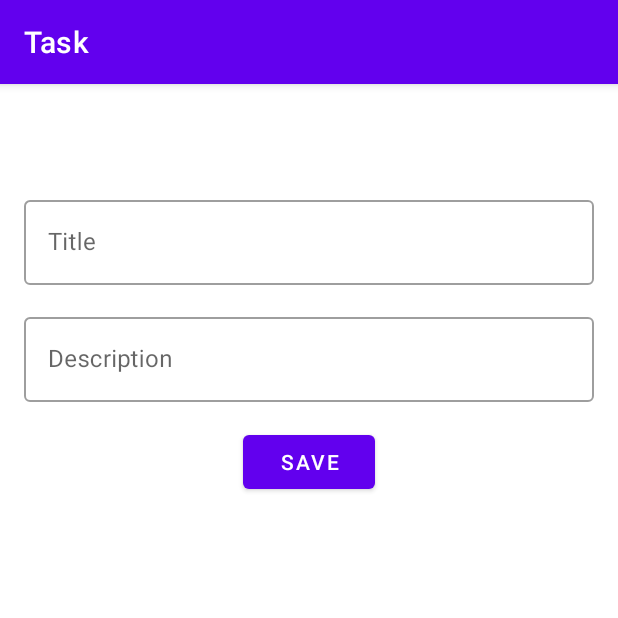
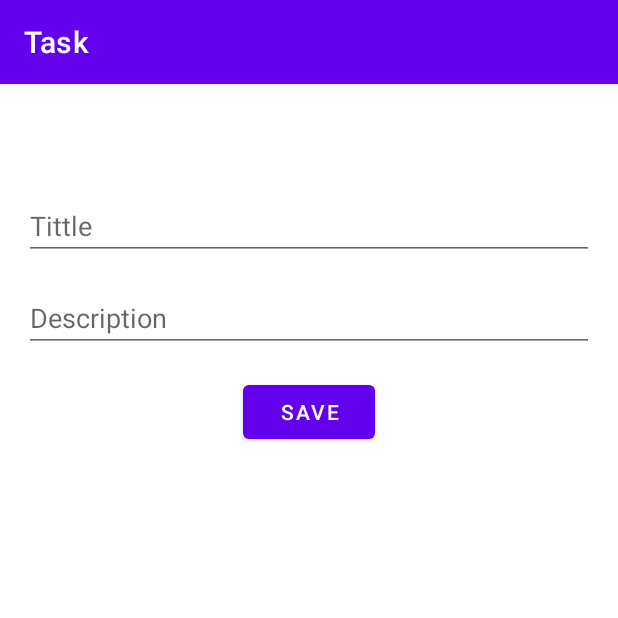
Before and after one commit to Max-129/MyAppBMS, an Android app: the TaskFragment screen opened through its navigation route, on a phone screen of 412 x 824 dp, the top half of it. Run offline under Robolectric (Android 15) with nearby library versions, the phone set to English and light mode, and no system bars; our stand-ins replace Picasso, navigation-ui; pictures from the network do not load.

Commit message:
ClassWork #2

```diff
--- a/app/src/main/AndroidManifest.xml
+++ b/app/src/main/AndroidManifest.xml
@@ -2,6 +2,7 @@
 <manifest xmlns:android="http://schemas.android.com/apk/res/android"
     xmlns:tools="http://schemas.android.com/tools"
     package="com.example.myappbms">
+    <uses-permission android:name="android.permission.INTERNET"/>
 
     <application
         android:allowBackup="true"
--- a/app/src/main/java/com/example/myappbms/MainActivity.kt
+++ b/app/src/main/java/com/example/myappbms/MainActivity.kt
@@ -10,11 +10,14 @@ import androidx.navigation.ui.AppBarConfiguration
 import androidx.navigation.ui.setupActionBarWithNavController
 import androidx.navigation.ui.setupWithNavController
 import com.example.myappbms.databinding.ActivityMainBinding
+import com.example.myappbms.taskmanager.data.local.Pref
+import com.example.myappbms.ui.home.HomeFragment
 import com.google.android.material.bottomnavigation.BottomNavigationView
 
 class MainActivity : AppCompatActivity() {
 
     private lateinit var binding: ActivityMainBinding
+    private lateinit var pref: Pref
 
     override fun onCreate(savedInstanceState: Bundle?) {
         super.onCreate(savedInstanceState)
@@ -22,11 +25,15 @@ class MainActivity : AppCompatActivity() {
         binding = ActivityMainBinding.inflate(layoutInflater)
         setContentView(binding.root)
 
+        pref = Pref(this)
         val navView: BottomNavigationView = binding.navView
 
         val navController = findNavController(R.id.nav_host_fragment_activity_main)
-        // Passing each menu ID as a set of Ids because each
-        // menu should be considered as top level destinations.
+        navController.navigate(R.id.onBoardFragment)
+
+//        if (!pref.isUserSeen())
+//            navController.navigate(HomeFragmentDirections.actionNavigateHomeToOnBoardingFragment())
+
         val appBarConfiguration = AppBarConfiguration(
             setOf(
                 R.id.navigation_home,
--- /dev/null
+++ b/app/src/main/java/com/example/myappbms/taskmanager/data/local/Pref.kt
@@ -0,0 +1,16 @@
+package com.example.myappbms.taskmanager.data.local
+
+import android.content.Context
+import android.content.Context.MODE_PRIVATE
+
+class Pref(context: Context) {
+    private val pref = context.getSharedPreferences(PREF_NAME, MODE_PRIVATE)
+    fun isUserSeen(): Boolean {
+        return pref.getBoolean(SEEN_KEY, false)
+    }
+
+    companion object {
+        const val PREF_NAME = "pref.task"
+        const val SEEN_KEY = "seen.key"
+    }
+}
--- /dev/null
+++ b/app/src/main/java/com/example/myappbms/taskmanager/model/OnBoarding.kt
@@ -0,0 +1,7 @@
+package com.example.myappbms.taskmanager.model
+
+data class OnBoarding(
+    var title: String?=null,
+    var desc: String?=null,
+    var img: String?=null
+)
--- a/app/src/main/java/com/example/myappbms/model/Task.kt
+++ b/app/src/main/java/com/example/myappbms/taskmanager/model/Task.kt
@@ -1,4 +1,4 @@
-package com.example.myappbms.model
+package com.example.myappbms.taskmanager.model
 
 data class Task(
     var title:String? = null,
--- /dev/null
+++ b/app/src/main/java/com/example/myappbms/taskmanager/utils/Exception.kt
@@ -0,0 +1,9 @@
+package com.example.myappbms.taskmanager.utils
+
+import android.widget.ImageView
+import com.squareup.picasso.Picasso
+
+fun ImageView.loadImage(url:String){
+    Picasso.get().load(url).into(this);
+
+}
--- a/app/src/main/java/com/example/myappbms/ui/home/HomeFragment.kt
+++ b/app/src/main/java/com/example/myappbms/ui/home/HomeFragment.kt
@@ -4,39 +4,49 @@ import android.os.Bundle
 import android.view.LayoutInflater
 import android.view.View
 import android.view.ViewGroup
-import android.widget.TextView
 import androidx.fragment.app.Fragment
-import androidx.lifecycle.ViewModelProvider
+import androidx.fragment.app.setFragmentResultListener
+import androidx.navigation.fragment.findNavController
+import com.example.myappbms.R
 import com.example.myappbms.databinding.FragmentHomeBinding
+import com.example.myappbms.taskmanager.model.Task
+import com.example.myappbms.ui.home.adapter.TaskAdapter
 
 class HomeFragment : Fragment() {
 
     private var _binding: FragmentHomeBinding? = null
+    private val binding get() = _binding!!
+    private lateinit var adapter: TaskAdapter
 
-    // This property is only valid between onCreateView and
-    // onDestroyView.
-    private val binding get() = _binding!!
+    override fun onCreate(savedInstanceState: Bundle?) {
+        super.onCreate(savedInstanceState)
+        adapter = TaskAdapter()
+
+    }
 
     override fun onCreateView(
         inflater: LayoutInflater,
         container: ViewGroup?,
         savedInstanceState: Bundle?
     ): View {
-        val homeViewModel =
-            ViewModelProvider(this).get(HomeViewModel::class.java)
-
         _binding = FragmentHomeBinding.inflate(inflater, container, false)
-        val root: View = binding.root
-
-        val textView: TextView = binding.textHome
-        homeViewModel.text.observe(viewLifecycleOwner) {
-            textView.text = it
-        }
-        return root
+        return binding.root
     }
 
-    override fun onDestroyView() {
-        super.onDestroyView()
-        _binding = null
+    override fun onViewCreated(view: View, savedInstanceState: Bundle?) {
+        super.onViewCreated(view, savedInstanceState)
+        binding.fab.setOnClickListener {
+            findNavController().navigate(R.id.taskFragment)
+        }
+        setFragmentResultListener(RESULT_KEY) { key, bundle ->
+            val result = bundle.getSerializable(TASK_KEY) as Task
+            adapter.addTask(result)
+        }
+        binding.recyclerView.adapter = adapter
+    }
+
+    companion object {
+        const val RESULT_KEY = "request key"
+        const val TASK_KEY = "task key"
     }
 }
--- a/app/src/main/java/com/example/myappbms/ui/home/HomeViewModel.kt
+++ /dev/null
@@ -1,13 +0,0 @@
-package com.example.myappbms.ui.home
-
-import androidx.lifecycle.LiveData
-import androidx.lifecycle.MutableLiveData
-import androidx.lifecycle.ViewModel
-
-class HomeViewModel : ViewModel() {
-
-    private val _text = MutableLiveData<String>().apply {
-        value = "This is home Fragment"
-    }
-    val text: LiveData<String> = _text
-}
--- /dev/null
+++ b/app/src/main/java/com/example/myappbms/ui/onboarding/OnBoardFragment.kt
@@ -0,0 +1,29 @@
+package com.example.myappbms.ui.onboarding
+
+import android.os.Bundle
+import androidx.fragment.app.Fragment
+import android.view.LayoutInflater
+import android.view.View
+import android.view.ViewGroup
+import com.example.myappbms.R
+import com.example.myappbms.databinding.FragmentOnBoardBinding
+import com.example.myappbms.ui.onboarding.adapter.OnBoardAdapter
+
+class OnBoardFragment : Fragment() {
+    private lateinit var binding: FragmentOnBoardBinding
+    override fun onCreateView(
+        inflater: LayoutInflater, container: ViewGroup?,
+        savedInstanceState: Bundle?
+    ): View? {
+        // Inflate the layout for this fragment
+        binding = FragmentOnBoardBinding.inflate(inflater, container, false)
+        return binding.root
+    }
+
+    override fun onViewCreated(view: View, savedInstanceState: Bundle?) {
+        super.onViewCreated(view, savedInstanceState)
+        val adapter = OnBoardAdapter()
+        binding.viewPager.adapter = adapter
+    }
+
+}
--- /dev/null
+++ b/app/src/main/java/com/example/myappbms/ui/onboarding/adapter/OnBoardAdapter.kt
@@ -0,0 +1,35 @@
+package com.example.myappbms.ui.onboarding.adapter
+
+import android.view.LayoutInflater
+import android.view.ViewGroup
+import androidx.recyclerview.widget.RecyclerView
+import com.example.myappbms.taskmanager.model.OnBoarding
+import com.example.myappbms.databinding.ItemOnboardingBinding
+import com.example.myappbms.taskmanager.utils.loadImage
+
+class OnBoardAdapter: RecyclerView.Adapter<OnBoardAdapter.OnBoardViewHolder>() {
+val data = arrayListOf<OnBoarding>(
+    OnBoarding("Test1", "desc test1", "https://encrypted-tbn0.gstatic.com/images?q=tbn:ANd9GcRUcHVHL61RDtFRL8Z_jJRvprpTuzuo8M5iQg&usqp=CAU"),
+    OnBoarding("Test2", "desc test2", "https://encrypted-tbn0.gstatic.com/images?q=tbn:ANd9GcRUcHVHL61RDtFRL8Z_jJRvprpTuzuo8M5iQg&usqp=CAU"),
+    OnBoarding("Test3", "desc test3", "https://encrypted-tbn0.gstatic.com/images?q=tbn:ANd9GcRUcHVHL61RDtFRL8Z_jJRvprpTuzuo8M5iQg&usqp=CAU")
+)
+
+    override fun onCreateViewHolder(parent: ViewGroup, viewType: Int): OnBoardViewHolder {
+    return OnBoardViewHolder(ItemOnboardingBinding.inflate(LayoutInflater.from(parent.context), parent, false))
+    }
+
+    override fun onBindViewHolder(holder: OnBoardViewHolder, position: Int) {
+        holder.bind(data.get(position))
+    }
+
+    override fun getItemCount(): Int = data.size
+
+    inner class OnBoardViewHolder(private val binding: ItemOnboardingBinding): RecyclerView.ViewHolder(binding.root){
+        fun bind(onBoarding: OnBoarding) {
+            binding.title.text = onBoarding.title
+            binding.desc.text = onBoarding.desc
+            binding.ivBoarding.loadImage(onBoarding.img.toString())
+        }
+
+    }
+}
--- a/app/src/main/java/com/example/myappbms/ui/task/TaskFragment.kt
+++ b/app/src/main/java/com/example/myappbms/ui/task/TaskFragment.kt
@@ -9,7 +9,7 @@ import androidx.fragment.app.Fragment
 import androidx.fragment.app.setFragmentResult
 import androidx.navigation.fragment.findNavController
 import com.example.myappbms.databinding.FragmentTaskBinding
-import com.example.myappbms.model.Task
+import com.example.myappbms.taskmanager.model.Task
 import com.example.myappbms.ui.home.HomeFragment
 
 class TaskFragment : Fragment() {
@@ -26,9 +26,9 @@ class TaskFragment : Fragment() {
     override fun onViewCreated(view: View, savedInstanceState: Bundle?) {
         super.onViewCreated(view, savedInstanceState)
         binding.btnSave.setOnClickListener {
-            val task = Task(binding.etTitle.text.toString(), binding.etDesc.text.toString()
+            val task = Task(binding.etTittle.text.toString(), binding.etDesc.text.toString()
             )
-            setFragmentResult(HomeFragment.RESULT_REQUEST_KEY, bundleOf(HomeFragment.TASK_KEY to task))
+            setFragmentResult(HomeFragment.RESULT_KEY, bundleOf(HomeFragment.TASK_KEY to task))
             findNavController().navigateUp()
         }
     }
--- a/app/src/main/res/layout/fragment_task.xml
+++ b/app/src/main/res/layout/fragment_task.xml
@@ -2,44 +2,30 @@
 <LinearLayout xmlns:android="http://schemas.android.com/apk/res/android"
     xmlns:tools="http://schemas.android.com/tools"
     android:layout_width="match_parent"
-    android:orientation="vertical"
-    android:layout_height="match_parent">
+    android:layout_height="match_parent"
+    android:orientation="vertical">
 
+    <EditText
+        android:id="@+id/et_tittle"
+        android:layout_width="match_parent"
+        android:layout_height="wrap_content"
+        android:layout_marginHorizontal="16dp"
+        android:layout_marginTop="16dp"
+        android:hint="Tittle" />
 
-
-
-    <com.google.android.material.textfield.TextInputLayout
+    <EditText
+        android:id="@+id/et_desc"
         android:layout_width="match_parent"
-        android:id="@+id/text_input_title"
-        android:layout_margin="16dp"
-        android:hint="@string/title"
-        style="@style/Widget.MaterialComponents.TextInputLayout.OutlinedBox"
-        android:layout_height="wrap_content">
-        <com.google.android.material.textfield.TextInputEditText
-            android:id="@+id/ed_title"
-            android:layout_width="match_parent"
-            android:layout_height="wrap_content"/>
-    </com.google.android.material.textfield.TextInputLayout>
-
-
-    <com.google.android.material.textfield.TextInputLayout
-        android:layout_width="match_parent"
-        android:id="@+id/text_input_layout"
+        android:layout_height="wrap_content"
         android:layout_marginHorizontal="16dp"
-        android:hint="@string/description"
-        style="@style/Widget.MaterialComponents.TextInputLayout.OutlinedBox"
-        android:layout_height="wrap_content">
-        <com.google.android.material.textfield.TextInputEditText
-            android:id="@+id/ed_desc"
-            android:layout_width="match_parent"
-            android:layout_height="wrap_content"/>
-    </com.google.android.material.textfield.TextInputLayout>
+        android:layout_marginTop="16dp"
+        android:hint="Description" />
 
     <Button
+        android:id="@+id/btn_save"
         android:layout_width="wrap_content"
-        android:id="@+id/btn_save"
+        android:layout_height="wrap_content"
         android:layout_gravity="center"
-        android:text="@string/save"
         android:layout_marginTop="16dp"
-        android:layout_height="wrap_content"/>
+        android:text="Save" />
 </LinearLayout>
--- a/app/src/main/res/layout/item_task.xml
+++ b/app/src/main/res/layout/item_task.xml
@@ -5,7 +5,7 @@
     android:orientation="vertical">
 
     <TextView
-        android:id="@+id/tv_title"
+        android:id="@+id/title"
         android:layout_width="wrap_content"
         android:layout_height="wrap_content"
         android:layout_marginHorizontal="16dp"
@@ -15,7 +15,7 @@
         android:textSize="24sp" />
 
     <TextView
-        android:id="@+id/tv_desk"
+        android:id="@+id/description"
         android:layout_width="wrap_content"
         android:layout_height="wrap_content"
         android:layout_marginHorizontal="16dp"
--- a/app/src/main/res/navigation/mobile_navigation.xml
+++ b/app/src/main/res/navigation/mobile_navigation.xml
@@ -32,4 +32,12 @@
         android:name="com.example.myappbms.ui.profile.ProfileFragment"
         android:label="Profile"
         tools:layout="@layout/fragment_profile" />
+    <fragment
+        android:id="@+id/onBoardFragment"
+        android:name="com.example.myappbms.ui.onboarding.OnBoardFragment"
+        android:label="fragment_on_board"
+        tools:layout="@layout/fragment_on_board" />
+
+
+
 </navigation>
```
Also changed, not shown: app/build.gradle (+7 -4 lines), app/src/main/java/com/example/myappbms/ui/home/adapter/TaskAdapter.kt (added, +44 -0 lines), app/src/main/res/layout/fragment_home.xml (+12 -10 lines), app/src/main/res/layout/fragment_on_board.xml (added, +16 -0 lines), app/src/main/res/layout/item_onboarding.xml (added, +68 -0 lines).
